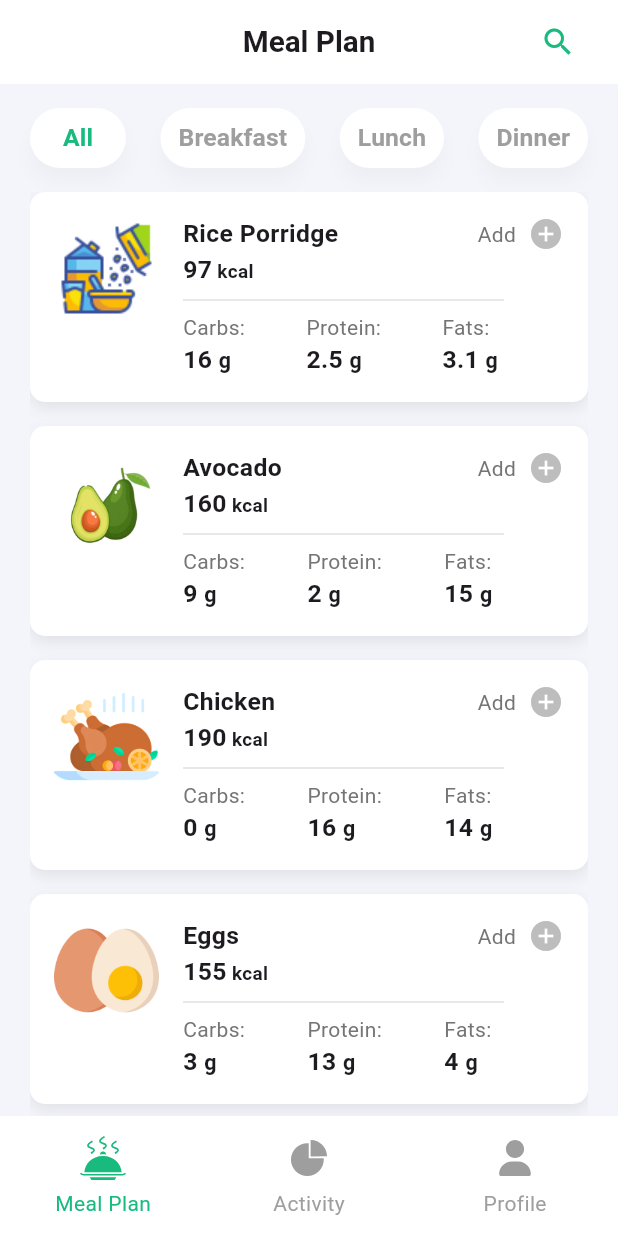
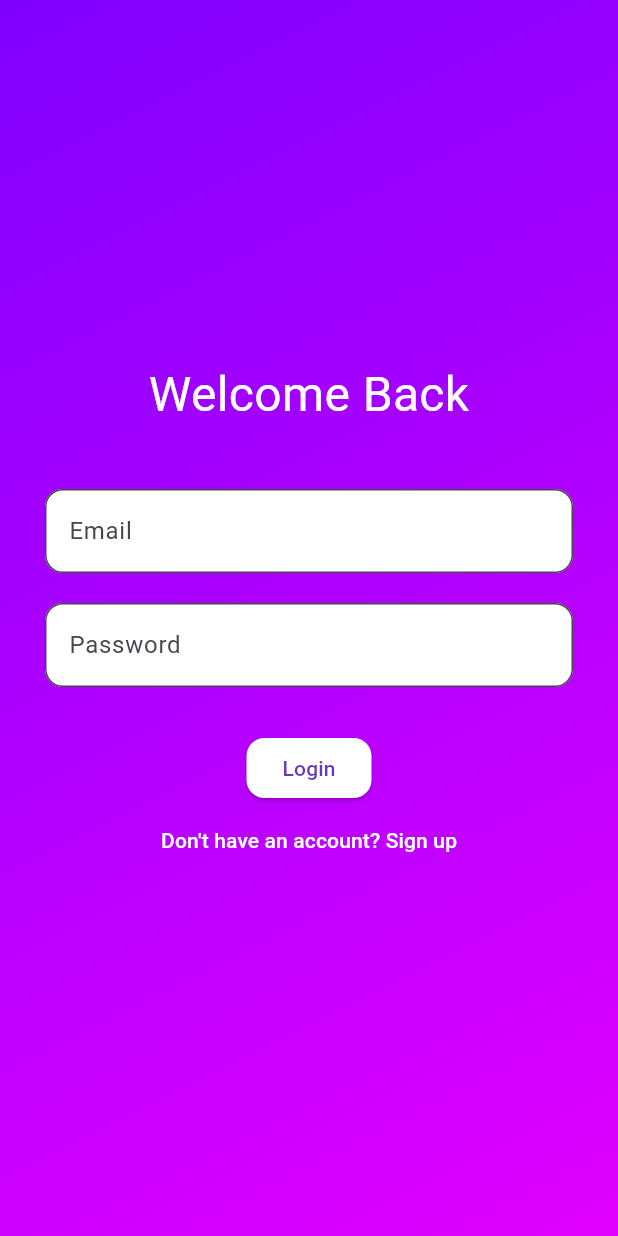
Before and after one commit to developer-ahmed1/nutrotional-tracking-app, a Flutter app: the screen it shows after launch, on a phone screen of 412 x 824 dp. Run offline on Flutter 3.47's test engine with Material 3 defaults, Android fonts, the phone set to English and light mode, and no system bars; our stand-ins replace cloud_firestore, firebase_auth, firebase_core, fl_chart, flutter_bloc, flutter_screenutil and 4 more; accounts and stored records are empty.

```diff
--- a/lib/main.dart
+++ b/lib/main.dart
@@ -6,30 +6,61 @@ import 'package:nutrotional_tracking_app/core/constants/constant.dart';
 import 'package:nutrotional_tracking_app/core/models/meal_model.dart';
 import 'package:nutrotional_tracking_app/presentation/cubits/cubit/add_meal_cubit.dart';
 import 'package:nutrotional_tracking_app/presentation/views/home_view.dart';
+import 'package:nutrotional_tracking_app/pages/login_page.dart';
+import 'package:firebase_core/firebase_core.dart';
+import 'package:firebase_auth/firebase_auth.dart';
 
 void main() async {
   WidgetsFlutterBinding.ensureInitialized();
+
+  await Firebase.initializeApp();
+
   await Hive.initFlutter();
   Hive.registerAdapter(MealModelAdapter());
   await Hive.openBox<MealModel>(kSelectedMeals);
+
   runApp(const MyApp());
 }
 
 class MyApp extends StatelessWidget {
   const MyApp({super.key});
 
-  // This widget is the root of your application.
   @override
   Widget build(BuildContext context) {
     return ScreenUtilInit(
       designSize: const Size(375, 812),
-      child: MaterialApp(
+      builder: (context, child) => MaterialApp(
         debugShowCheckedModeBanner: false,
         home: BlocProvider(
           create: (context) => AddMealCubit(),
-          child: const HomeView(),
+          child: AuthGate(),
         ),
       ),
     );
   }
 }
+
+class AuthGate extends StatelessWidget {
+  @override
+  Widget build(BuildContext context) {
+    return StreamBuilder<User?>(
+      stream: FirebaseAuth.instance.authStateChanges(),
+      builder: (context, snapshot) {
+        // While checking auth status
+        if (snapshot.connectionState == ConnectionState.waiting) {
+          return const Scaffold(
+            body: Center(child: CircularProgressIndicator()),
+          );
+        }
+
+        // User is logged in
+        if (snapshot.hasData) {
+          return const HomeView();
+        }
+
+        // Not logged in
+        return const LoginScreen();
+      },
+    );
+  }
+}
--- /dev/null
+++ b/lib/pages/login_page.dart
@@ -0,0 +1,94 @@
+import 'package:flutter/material.dart';
+import 'package:nutrotional_tracking_app/pages/signup_screen.dart';
+import 'package:firebase_auth/firebase_auth.dart';
+import 'package:nutrotional_tracking_app/presentation/views/home_view.dart';
+
+class LoginScreen extends StatefulWidget {
+  const LoginScreen({super.key});
+
+  @override
+  State<LoginScreen> createState() => _LoginScreenState();
+}
+
+class _LoginScreenState extends State<LoginScreen> {
+  final emailController = TextEditingController();
+  final passwordController = TextEditingController();
+  bool isLoading = false;
+
+  void login() async {
+    setState(() => isLoading = true);
+    try {
+      await FirebaseAuth.instance.signInWithEmailAndPassword(
+        email: emailController.text,
+        password: passwordController.text,
+      );
+      Navigator.pushReplacement(context, MaterialPageRoute(builder: (_) => const HomeView()));
+    } catch (e) {
+      ScaffoldMessenger.of(context).showSnackBar(SnackBar(content: Text(e.toString())));
+    } finally {
+      setState(() => isLoading = false);
+    }
+  }
+
+  @override
+  Widget build(BuildContext context) {
+    return Scaffold(
+      body: Container(
+        decoration: const BoxDecoration(
+          gradient: LinearGradient(
+            colors: [Color(0xFF7F00FF), Color(0xFFE100FF)],
+            begin: Alignment.topLeft,
+            end: Alignment.bottomRight,
+          ),
+        ),
+        padding: const EdgeInsets.symmetric(horizontal: 30),
+        child: Center(
+          child: SingleChildScrollView(
+            child: Column(
+              children: [
+                const Text('Welcome Back', style: TextStyle(color: Colors.white, fontSize: 32)),
+                const SizedBox(height: 40),
+                TextField(
+                  controller: emailController,
+                  decoration: const InputDecoration(
+                    hintText: 'Email',
+                    fillColor: Colors.white,
+                    filled: true,
+                    border: OutlineInputBorder(borderRadius: BorderRadius.all(Radius.circular(12))),
+                  ),
+                ),
+                const SizedBox(height: 20),
+                TextField(
+                  controller: passwordController,
+                  obscureText: true,
+                  decoration: const InputDecoration(
+                    hintText: 'Password',
+                    fillColor: Colors.white,
+                    filled: true,
+                    border: OutlineInputBorder(borderRadius: BorderRadius.all(Radius.circular(12))),
+                  ),
+                ),
+                const SizedBox(height: 30),
+                ElevatedButton(
+                  onPressed: isLoading ? null : login,
+                  style: ElevatedButton.styleFrom(
+                    backgroundColor: Colors.white,
+                    foregroundColor: Colors.deepPurple,
+                    shape: RoundedRectangleBorder(borderRadius: BorderRadius.circular(12)),
+                  ),
+                  child: isLoading ? const CircularProgressIndicator() : const Text('Login'),
+                ),
+                TextButton(
+                  onPressed: () {
+                    Navigator.push(context, MaterialPageRoute(builder: (_) => const SignupScreen()));
+                  },
+                  child: const Text('Don\'t have an account? Sign up', style: TextStyle(color: Colors.white)),
+                )
+              ],
+            ),
+          ),
+        ),
+      ),
+    );
+  }
+}
--- a/pubspec.yaml
+++ b/pubspec.yaml
@@ -36,6 +36,7 @@ dependencies:
   firebase_core: ^3.14.0
   flutter_bloc: ^9.1.1
   flutter_screenutil: ^5.9.3
+  image_picker: ^1.1.2
   flutter_svg: ^2.2.0
   hive: ^2.2.3
   hive_flutter: ^1.1.0
@@ -45,6 +46,8 @@ dependencies:
 dev_dependencies:
   build_runner: ^2.5.4
   flutter_lints: ^5.0.0
+  firebase_core: ^3.15.0
+  firebase_auth: ^5.6.1
   flutter_test:
     sdk: flutter
   hive_generator: ^2.0.1
```
Also changed, not shown: lib/core/models/user_model.dart (added, +39 -0 lines), lib/core/services/firestore_service.dart (+19 -15 lines), lib/pages/signup_screen.dart (added, +86 -0 lines), lib/presentation/cubits/cubit/user_profile_cubit.dart (added, +29 -0 lines), lib/presentation/cubits/cubit/user_profile_state.dart (added, +17 -0 lines), lib/presentation/views/edit_profile_view.dart (added, +95 -0 lines), lib/presentation/views/profile_view.dart (+77 -1 lines), pubspec.lock, 8 other files.
